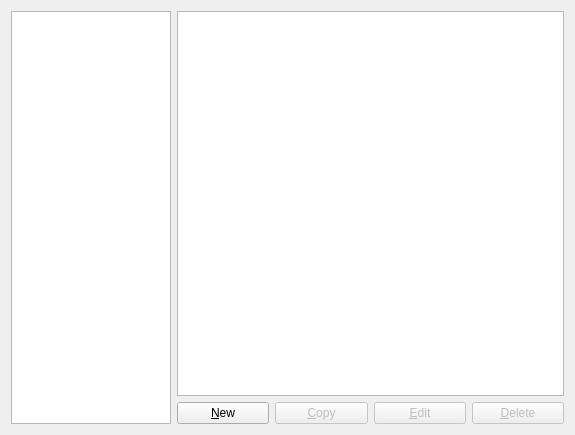
GNS3/gns3-gui, file gns3/modules/docker/ui/docker_vm_preferences_page.ui: the form before one commit.
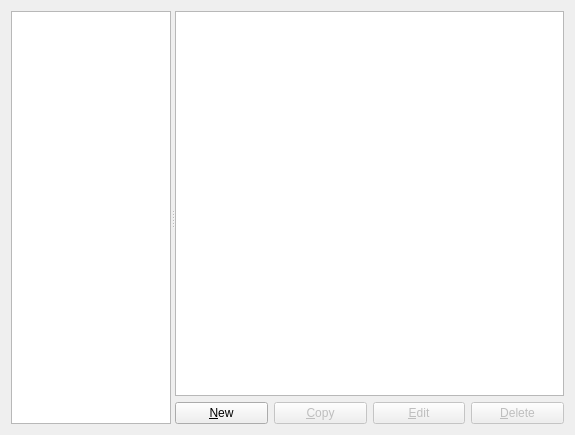
The form after the commit.

Commit message: Change the size of template list on the Preferences window to relative. Fixes #2605

```diff
--- a/gns3/modules/docker/ui/docker_vm_preferences_page.ui
+++ b/gns3/modules/docker/ui/docker_vm_preferences_page.ui
@@ -19,82 +19,12 @@
   <property name="accessibleDescription">
    <string/>
   </property>
-  <layout class="QGridLayout" name="gridLayout">
-   <item row="0" column="1">
-    <layout class="QVBoxLayout" name="verticalLayout">
+  <layout class="QVBoxLayout" name="verticalLayout_2">
      <item>
-      <widget class="QTreeWidget" name="uiDockerVMInfoTreeWidget">
-       <property name="sizePolicy">
-        <sizepolicy hsizetype="MinimumExpanding" vsizetype="Expanding">
-         <horstretch>0</horstretch>
-         <verstretch>0</verstretch>
-        </sizepolicy>
-       </property>
-       <property name="indentation">
-        <number>10</number>
-       </property>
-       <property name="allColumnsShowFocus">
-        <bool>true</bool>
-       </property>
-       <attribute name="headerVisible">
-        <bool>false</bool>
-       </attribute>
-       <column>
-        <property name="text">
-         <string>1</string>
-        </property>
-       </column>
-       <column>
-        <property name="text">
-         <string>2</string>
-        </property>
-       </column>
-      </widget>
-     </item>
-     <item>
-      <layout class="QHBoxLayout" name="horizontalLayout">
-       <item>
-        <widget class="QPushButton" name="uiNewDockerVMPushButton">
-         <property name="text">
-          <string>&amp;New</string>
-         </property>
-        </widget>
-       </item>
-       <item>
-        <widget class="QPushButton" name="uiCopyDockerVMPushButton">
-         <property name="enabled">
-          <bool>false</bool>
-         </property>
-         <property name="text">
-          <string>&amp;Copy</string>
-         </property>
-        </widget>
-       </item>
-       <item>
-        <widget class="QPushButton" name="uiEditDockerVMPushButton">
-         <property name="enabled">
-          <bool>false</bool>
-         </property>
-         <property name="text">
-          <string>&amp;Edit</string>
-         </property>
-        </widget>
-       </item>
-       <item>
-        <widget class="QPushButton" name="uiDeleteDockerVMPushButton">
-         <property name="enabled">
-          <bool>false</bool>
-         </property>
-         <property name="text">
-          <string>&amp;Delete</string>
-         </property>
-        </widget>
-       </item>
-      </layout>
-     </item>
-    </layout>
-   </item>
-   <item row="0" column="0">
+    <widget class="QSplitter" name="splitter">
+     <property name="orientation">
+      <enum>Qt::Horizontal</enum>
+     </property>
     <widget class="QTreeWidget" name="uiDockerVMsTreeWidget">
      <property name="sizePolicy">
       <sizepolicy hsizetype="Preferred" vsizetype="Expanding">
@@ -135,6 +65,81 @@
        <string notr="true">1</string>
       </property>
      </column>
+     </widget>
+     <widget class="QWidget" name="">
+      <layout class="QVBoxLayout" name="verticalLayout">
+       <item>
+        <widget class="QTreeWidget" name="uiDockerVMInfoTreeWidget">
+         <property name="sizePolicy">
+          <sizepolicy hsizetype="MinimumExpanding" vsizetype="Expanding">
+           <horstretch>0</horstretch>
+           <verstretch>0</verstretch>
+          </sizepolicy>
+         </property>
+         <property name="indentation">
+          <number>10</number>
+         </property>
+         <property name="allColumnsShowFocus">
+          <bool>true</bool>
+         </property>
+         <attribute name="headerVisible">
+          <bool>false</bool>
+         </attribute>
+         <column>
+          <property name="text">
+           <string>1</string>
+          </property>
+         </column>
+         <column>
+          <property name="text">
+           <string>2</string>
+          </property>
+         </column>
+        </widget>
+       </item>
+       <item>
+        <layout class="QHBoxLayout" name="horizontalLayout">
+         <item>
+          <widget class="QPushButton" name="uiNewDockerVMPushButton">
+           <property name="text">
+            <string>&amp;New</string>
+           </property>
+          </widget>
+         </item>
+         <item>
+          <widget class="QPushButton" name="uiCopyDockerVMPushButton">
+           <property name="enabled">
+            <bool>false</bool>
+           </property>
+           <property name="text">
+            <string>&amp;Copy</string>
+           </property>
+          </widget>
+         </item>
+         <item>
+          <widget class="QPushButton" name="uiEditDockerVMPushButton">
+           <property name="enabled">
+            <bool>false</bool>
+           </property>
+           <property name="text">
+            <string>&amp;Edit</string>
+           </property>
+          </widget>
+         </item>
+         <item>
+          <widget class="QPushButton" name="uiDeleteDockerVMPushButton">
+           <property name="enabled">
+            <bool>false</bool>
+           </property>
+           <property name="text">
+            <string>&amp;Delete</string>
+           </property>
+          </widget>
+         </item>
+        </layout>
+       </item>
+      </layout>
+     </widget>
     </widget>
    </item>
   </layout>
```
Lines whose indentation alone changed are shown as unchanged. The commit also changes 14 other files.
